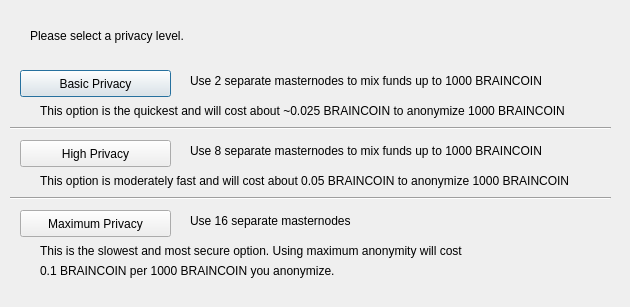
First picture: the form in src/qt/forms/darksendconfig.ui, repository ticclassic/ic, before the edit.
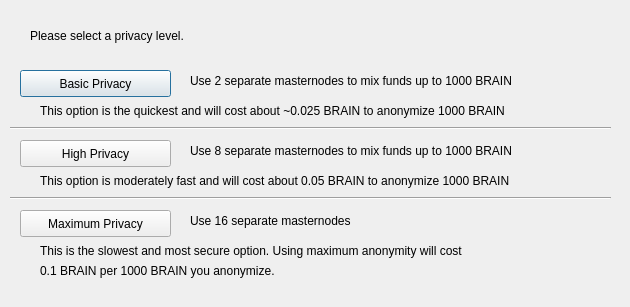
Second picture: the form after the edit.

```diff
--- a/src/qt/forms/darksendconfig.ui
+++ b/src/qt/forms/darksendconfig.ui
@@ -75,7 +75,7 @@
     </rect>
    </property>
    <property name="text">
-    <string>Use 2 separate masternodes to mix funds up to 1000 BRAINCOIN</string>
+    <string>Use 2 separate masternodes to mix funds up to 1000 BRAIN</string>
    </property>
   </widget>
   <widget class="QLabel" name="label_3">
@@ -88,7 +88,7 @@
     </rect>
    </property>
    <property name="text">
-    <string>Use 8 separate masternodes to mix funds up to 1000 BRAINCOIN</string>
+    <string>Use 8 separate masternodes to mix funds up to 1000 BRAIN</string>
    </property>
   </widget>
   <widget class="QLabel" name="label_4">
@@ -114,7 +114,7 @@
     </rect>
    </property>
    <property name="text">
-    <string>This option is the quickest and will cost about ~0.025 BRAINCOIN to anonymize 1000 BRAINCOIN</string>
+    <string>This option is the quickest and will cost about ~0.025 BRAIN to anonymize 1000 BRAIN</string>
    </property>
   </widget>
   <widget class="QLabel" name="label_7">
@@ -127,7 +127,7 @@
     </rect>
    </property>
    <property name="text">
-    <string>This option is moderately fast and will cost about 0.05 BRAINCOIN to anonymize 1000 BRAINCOIN</string>
+    <string>This option is moderately fast and will cost about 0.05 BRAIN to anonymize 1000 BRAIN</string>
    </property>
   </widget>
   <widget class="QLabel" name="label_8">
@@ -153,7 +153,7 @@
     </rect>
    </property>
    <property name="text">
-    <string>0.1 BRAINCOIN per 1000 BRAINCOIN you anonymize.</string>
+    <string>0.1 BRAIN per 1000 BRAIN you anonymize.</string>
    </property>
   </widget>
   <widget class="Line" name="line">
```
